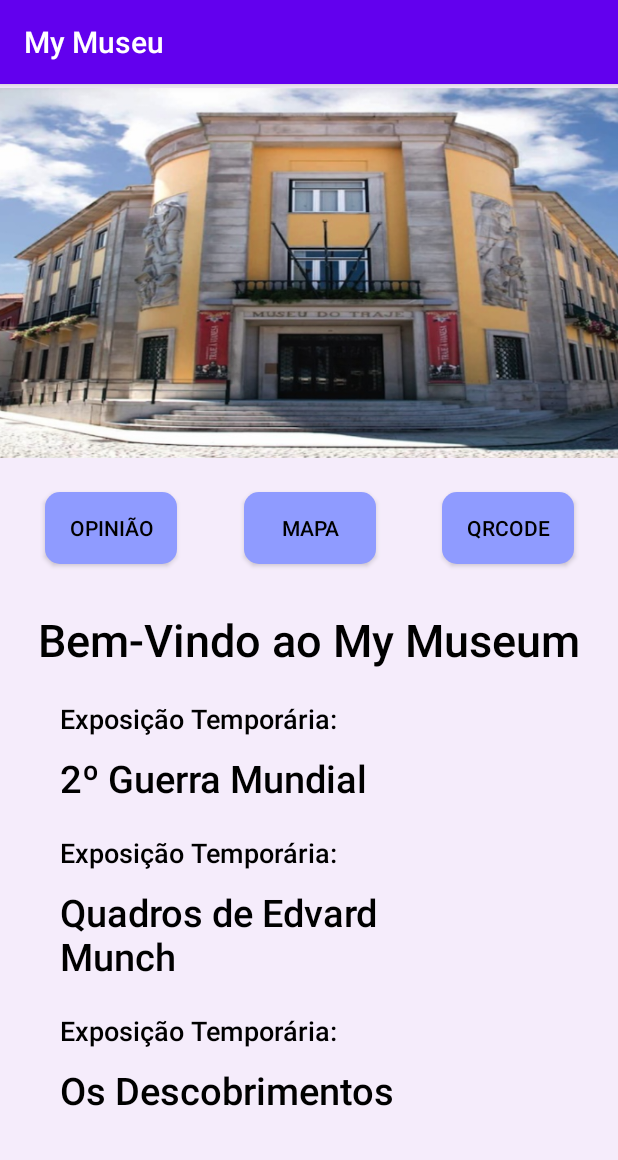
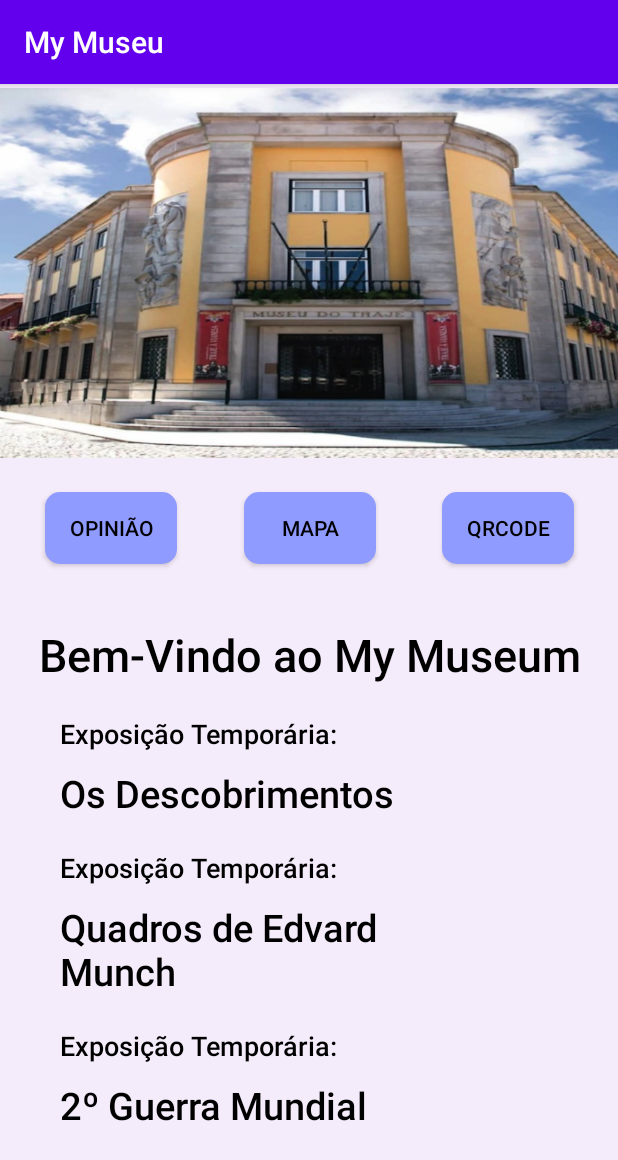
Before and after one commit to Yusufaky/MyMuseu, an Android app: the screen it shows after launch (MainActivity), on a phone screen of 412 x 824 dp. Shown: the top 1160 px of the screen. Run offline under Robolectric (Android 15) with nearby library versions, the light colour scheme and no system bars; libraries missing offline, so code that uses them is left out: com.google.zxing.integration.

Commit message:
Tudo direito

```diff
--- a/app/src/main/res/layout/activity_main.xml
+++ b/app/src/main/res/layout/activity_main.xml
@@ -57,19 +57,84 @@
         app:layout_constraintTop_toTopOf="parent"
         app:srcCompat="@drawable/museu_traje" />
 
+    <ScrollView
+        android:layout_width="413dp"
+        android:layout_height="394dp"
+        android:layout_marginTop="10dp"
+        app:layout_constraintTop_toBottomOf="@+id/btn_mapa"
+        tools:layout_editor_absoluteX="1dp">
+
+        <LinearLayout
+            android:layout_width="match_parent"
+            android:layout_height="wrap_content"
+            android:orientation="vertical">
+
             <TextView
                 android:id="@+id/Titulo_Main"
                 android:layout_width="wrap_content"
                 android:layout_height="wrap_content"
                 android:layout_marginTop="30dp"
+                android:fontFamily="@string/fonte"
                 android:text="@string/titulo_Main"
-        android:textSize="@dimen/titulos"
+                android:layout_gravity="center"
                 android:textColor="@color/corTexto"
+                android:textSize="@dimen/titulos" />
+
+            <TextView
+                android:id="@+id/descricaoMain3"
+                android:layout_width="wrap_content"
+                android:layout_height="wrap_content"
+                android:layout_marginStart="40dp"
+                android:layout_marginTop="20dp"
+
                 android:fontFamily="@string/fonte"
-        app:layout_constraintEnd_toEndOf="parent"
-        app:layout_constraintHorizontal_bias="0.5"
-        app:layout_constraintStart_toStartOf="parent"
-        app:layout_constraintTop_toBottomOf="@+id/btn_mapa" />
+                android:text="@string/exposi_o_temporaria_Main"
+                android:textColor="@color/corTexto"
+                android:textSize="@dimen/descricoes" />
+
+            <TextView
+                android:id="@+id/tempMain3"
+                android:layout_width="294dp"
+                android:layout_height="wrap_content"
+                android:layout_marginStart="40dp"
+                android:layout_marginTop="10dp"
+                android:fontFamily="@string/fonte"
+                android:text="@string/os_descobrimentos"
+                android:textColor="@color/corTexto"
+                android:textSize="@dimen/main" />
+
+            <TextView
+                android:id="@+id/descricaoMain2"
+                android:layout_width="wrap_content"
+                android:layout_height="wrap_content"
+                android:layout_marginStart="40dp"
+                android:layout_marginTop="20dp"
+                android:fontFamily="@string/fonte"
+                android:text="@string/exposi_o_temporaria_Main"
+                android:textColor="@color/corTexto"
+                android:textSize="@dimen/descricoes" />
+
+            <TextView
+                android:id="@+id/tempMain2"
+                android:layout_width="294dp"
+                android:layout_height="wrap_content"
+                android:layout_marginStart="40dp"
+                android:layout_marginTop="10dp"
+                android:fontFamily="@string/fonte"
+                android:text="@string/quadros_de_edvard_munch"
+                android:textColor="@color/corTexto"
+                android:textSize="@dimen/main" />
+
+            <TextView
+                android:id="@+id/descricaoMain"
+                android:layout_width="wrap_content"
+                android:layout_height="wrap_content"
+                android:layout_marginStart="40dp"
+                android:layout_marginTop="20dp"
+                android:fontFamily="@string/fonte"
+                android:text="@string/exposi_o_temporaria_Main"
+                android:textColor="@color/corTexto"
+                android:textSize="@dimen/descricoes" />
 
             <TextView
                 android:id="@+id/tempMain"
@@ -80,74 +145,10 @@
                 android:fontFamily="@string/fonte"
                 android:text="@string/main_2_guerra_mundial"
                 android:textColor="@color/corTexto"
-        android:textSize="@dimen/main"
-        app:layout_constraintStart_toStartOf="parent"
-        app:layout_constraintTop_toBottomOf="@+id/descricaoMain" />
+                android:textSize="@dimen/main" />
 
-    <TextView
-        android:id="@+id/descricaoMain"
-        android:layout_width="wrap_content"
-        android:layout_height="wrap_content"
-        android:layout_marginStart="40dp"
-        android:layout_marginTop="20dp"
-        android:fontFamily="@string/fonte"
-        android:text="@string/exposi_o_temporaria_Main"
-        android:textColor="@color/corTexto"
-        android:textSize="@dimen/descricoes"
-        app:layout_constraintStart_toStartOf="parent"
-        app:layout_constraintTop_toBottomOf="@+id/Titulo_Main" />
-
-    <TextView
-        android:id="@+id/tempMain2"
-        android:layout_width="294dp"
-        android:layout_height="wrap_content"
-        android:layout_marginStart="40dp"
-        android:layout_marginTop="10dp"
-        android:fontFamily="@string/fonte"
-        android:text="@string/quadros_de_edvard_munch"
-        android:textColor="@color/corTexto"
-        android:textSize="@dimen/main"
-        app:layout_constraintStart_toStartOf="parent"
-        app:layout_constraintTop_toBottomOf="@+id/descricaoMain2" />
-
-    <TextView
-        android:id="@+id/descricaoMain2"
-        android:layout_width="wrap_content"
-        android:layout_height="wrap_content"
-        android:layout_marginStart="40dp"
-        android:layout_marginTop="20dp"
-        android:fontFamily="@string/fonte"
-        android:text="@string/exposi_o_temporaria_Main"
-        android:textColor="@color/corTexto"
-        android:textSize="@dimen/descricoes"
-        app:layout_constraintStart_toStartOf="parent"
-        app:layout_constraintTop_toBottomOf="@+id/tempMain" />
-
-    <TextView
-        android:id="@+id/tempMain3"
-        android:layout_width="294dp"
-        android:layout_height="wrap_content"
-        android:layout_marginStart="40dp"
-        android:layout_marginTop="10dp"
-        android:fontFamily="@string/fonte"
-        android:text="@string/os_descobrimentos"
-        android:textColor="@color/corTexto"
-        android:textSize="@dimen/main"
-        app:layout_constraintStart_toStartOf="parent"
-        app:layout_constraintTop_toBottomOf="@+id/descricaoMain3" />
-
-    <TextView
-        android:id="@+id/descricaoMain3"
-        android:layout_width="wrap_content"
-        android:layout_height="wrap_content"
-        android:layout_marginStart="40dp"
-        android:layout_marginTop="20dp"
-        android:fontFamily="@string/fonte"
-        android:text="@string/exposi_o_temporaria_Main"
-        android:textColor="@color/corTexto"
-        android:textSize="@dimen/descricoes"
-        app:layout_constraintStart_toStartOf="parent"
-        app:layout_constraintTop_toBottomOf="@+id/tempMain2" />
+        </LinearLayout>
+    </ScrollView>
 
 
 </androidx.constraintlayout.widget.ConstraintLayout>
--- a/app/src/main/res/layout/activity_q_r_code.xml
+++ b/app/src/main/res/layout/activity_q_r_code.xml
@@ -11,16 +11,15 @@
         android:id="@+id/btn_scan"
         android:layout_width="126dp"
         android:layout_height="52dp"
-        android:layout_marginTop="60dp"
-        android:layout_marginBottom="208dp"
+        android:layout_marginStart="142dp"
+        android:layout_marginTop="55dp"
+        android:layout_marginEnd="143dp"
+        android:background="@drawable/designbutton"
+        android:fontFamily="@string/fonte"
         android:text="@string/btn_QRcode"
-        android:fontFamily="@string/fonte"
-        android:background="@drawable/designbutton"
         android:textColor="@color/corTexto"
-        app:layout_constraintBottom_toBottomOf="parent"
-        app:layout_constraintHorizontal_bias="0.498"
-        app:layout_constraintLeft_toLeftOf="parent"
-        app:layout_constraintRight_toRightOf="parent"
+        app:layout_constraintEnd_toEndOf="parent"
+        app:layout_constraintStart_toStartOf="parent"
         app:layout_constraintTop_toBottomOf="@+id/imgQRcode" />
 
     <ImageView
--- a/app/src/main/res/values/strings.xml
+++ b/app/src/main/res/values/strings.xml
@@ -1,7 +1,8 @@
 <resources>
     <string name="app_name">My Museu</string>
     <string name="fonte" translatable="false">sans-serif-medium</string>
-    <string name="desc_QRcode">Para uma melhor experiência nas visita do museu está disponivel uma série de qrcodes onde estão disponivel informações sobre salas ou sobre coleções dependendo do que for lido</string>
+    <string name="desc_QRcode">Para uma melhor experiência na visita do museu estará disponivel uma série de qrcodes onde é possível visualizar
+        informações sobre salas ou sobre coleções dependendo do que for lido</string>
     <string name="btn_QRcode">Fazer o Scan</string>
     <string name="titulo_Main">Bem-Vindo ao My Museum</string>
     <string name="enviar_novaOpiniao">Enviar</string>
@@ -13,18 +14,18 @@
     <string name="pintor_QRCODE">Pintor:</string>
     <string name="nome_pinto_QRCODE" translatable="false">Edvard Munch</string>
     <string name="decricao_QRCODE">O quadro O Grito é uma obra de arte expressionista que simboliza o sentimento de angústia do ser humano.</string>
-    <string name="descri_o_QRCODE">Descrição</string>
+    <string name="descri_o_QRCODE">Descrição:</string>
     <string name="deixar_comentario_List">Deixar Comentário</string>
     <string name="titulo_QRCODE">Leitor de QRCode</string>
     <string name="mapa_btn" translatable="false">Mapa</string>
     <string name="opiniao_btn">Opinião</string>
     <string name="qrcode_btn" translatable="false">QRCODE</string>
     <string name="titulo_Sala_QRCODE">Sala da 2º Guerra Mundial</string>
-    <string name="descricao_Sala_QRCODE">Sala explicativa da 2º Guerra mundial possui 40 quadros tendo como tempo medio de visita 20 minutos.</string>
+    <string name="descricao_Sala_QRCODE">Sala explicativa da 2º Guerra mundial possui 40 quadros tendo como tempo médio de visita 20 minutos.</string>
     <string name="exposi_o_temporaria_Main">Exposição Temporária:</string>
     <string name="quadros_de_edvard_munch">Quadros de Edvard Munch</string>
     <string name="os_descobrimentos">Os Descobrimentos</string>
-    <string name="novaOpiniao">Deixe a Opinião</string>
+    <string name="novaOpiniao">Deixe a Sua Opinião</string>
     <string name="OpiniaoMain">Opinião</string>
     <string name="QRcodeMain" translatable="false">QRCODE</string>
     <string name="QRCODEQUADRO">QRCode Quadro</string>
```
Also changed, not shown: 1 other file. Lines whose indentation alone changed are shown as unchanged.
